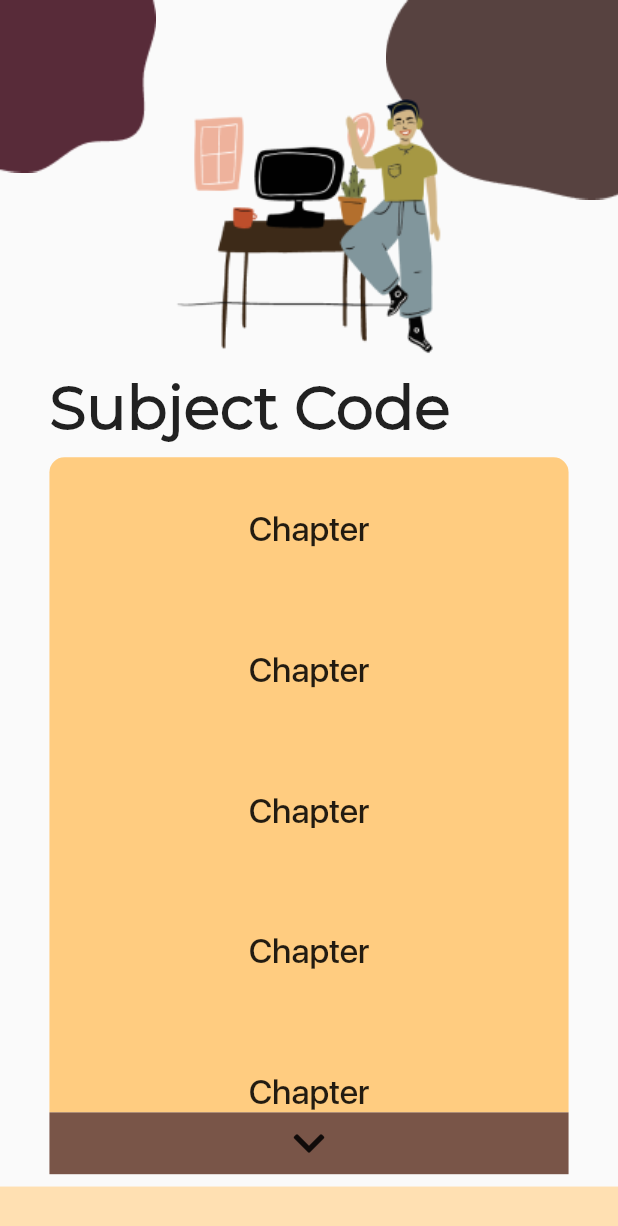
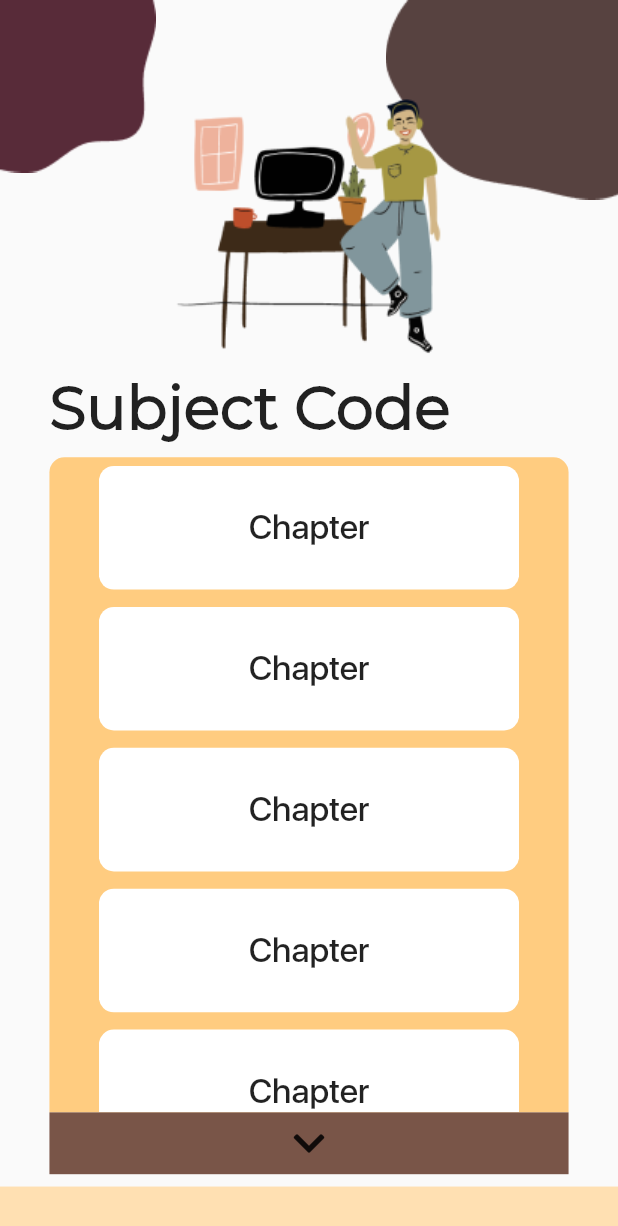
Before and after one commit to BlackTimber-Labs/Liberdeck, a Flutter app: the SubChpScreen screen opened by its route, on a phone screen of 412 x 824 dp. Shown: the top 1226 px of the screen. Run offline on Flutter 3.47's test engine with Material 2 defaults, Android fonts, the phone set to English and light mode, and no system bars; our stand-ins replace font_awesome_flutter.

Commit message:
scrolling button correction

```diff
--- a/lib/widgets/sub_chp_screen/sub_chp_main_view.dart
+++ b/lib/widgets/sub_chp_screen/sub_chp_main_view.dart
@@ -1,22 +1,28 @@
-import 'package:flutter/material.dart';
+import "package:flutter/material.dart";
+import 'package:flutter/scheduler.dart';
 
-import 'package:font_awesome_flutter/font_awesome_flutter.dart';
+import "package:font_awesome_flutter/font_awesome_flutter.dart";
 
+/// Root Widget of the Subject's Chapter Screen Main Component.
 class SubChpMainView extends StatelessWidget {
+  ///
   const SubChpMainView({
     Key? key,
     required this.height,
     required this.width,
   }) : super(key: key);
 
+  /// Height of the Screen in which this widget is used.
   final double height;
+
+  /// Width of the Screen in which this widget is used.
   final double width;
 
   @override
   Widget build(BuildContext context) {
+    final _scrollController = ScrollController();
     return Column(
       mainAxisAlignment: MainAxisAlignment.center,
-      crossAxisAlignment: CrossAxisAlignment.center,
       children: <Widget>[
         Container(
           height: height * 0.07,
@@ -24,7 +30,7 @@ class SubChpMainView extends StatelessWidget {
           child: Container(
             alignment: Alignment.topLeft,
             child: Text(
-              'Subject Code',
+              "Subject Code",
               style: Theme.of(context).textTheme.headline6,
             ),
           ),
@@ -34,8 +40,6 @@ class SubChpMainView extends StatelessWidget {
           decoration: BoxDecoration(
             color: Theme.of(context).backgroundColor,
             borderRadius: const BorderRadius.only(
-              bottomLeft: Radius.zero,
-              bottomRight: Radius.zero,
               topLeft: Radius.circular(10),
               topRight: Radius.circular(10),
             ),
@@ -47,29 +51,29 @@ class SubChpMainView extends StatelessWidget {
             //color: Colors.cyan,
             height: height * 0.44,
             child: ListView.builder(
+              controller: _scrollController,
               itemBuilder: (BuildContext ctx, int i) => Material(
                 elevation: 2,
                 color: Colors.transparent,
                 shadowColor: Colors.transparent,
                 child: InkWell(
-                  onTap: (){},
+                  onTap: () {},
                   child: Container(
                     margin: EdgeInsets.symmetric(
                       vertical: height * 0.007,
                     ),
                     height: height * 0.1,
                     decoration: BoxDecoration(
-                      color: Theme.of(context).buttonTheme.colorScheme!.background,
+                      color: Colors.white,
                       borderRadius: BorderRadius.circular(10),
                     ),
-                    padding: EdgeInsets.all(
-                      width * 0.07,
-                    ),
-                    child: Text(
-                      'Chapter',
-                      textAlign: TextAlign.center,
-                      style: Theme.of(context).textTheme.button,
-                      overflow: TextOverflow.ellipsis,
+                    child: Center(
+                      child: Text(
+                        "Chapter",
+                        textAlign: TextAlign.center,
+                        style: Theme.of(context).textTheme.button,
+                        overflow: TextOverflow.ellipsis,
+                      ),
                     ),
                   ),
                 ),
@@ -80,15 +84,25 @@ class SubChpMainView extends StatelessWidget {
         ),
         Container(
           height: height * 0.05,
-          decoration: BoxDecoration(
+          decoration: const BoxDecoration(
             color: Colors.brown,
           ),
           width: width,
           child: IconButton(
-            icon: FaIcon(FontAwesomeIcons.chevronDown),
-            onPressed: (){},
+            icon: const FaIcon(FontAwesomeIcons.chevronDown),
+            onPressed: () async {
+              // Delay to make sure the frames are rendered properly
+              await Future.delayed(const Duration(milliseconds: 100));
+              SchedulerBinding.instance?.addPostFrameCallback((_) {
+                _scrollController.animateTo(
+                  _scrollController.position.viewportDimension,
+                  duration: const Duration(milliseconds: 900),
+                  curve: Curves.fastOutSlowIn,
+                );
+              });
+            },
           ),
-        )
+        ),
       ],
     );
   }
```
